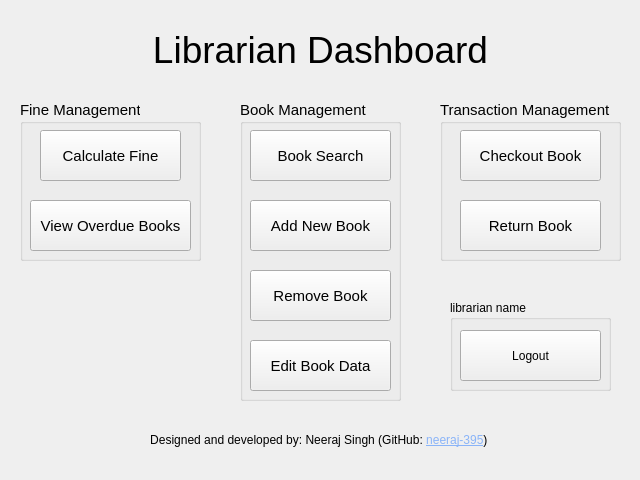
Qt form src/gui/librarianportal.ui (neeraj-395/lms-app) before a commit.
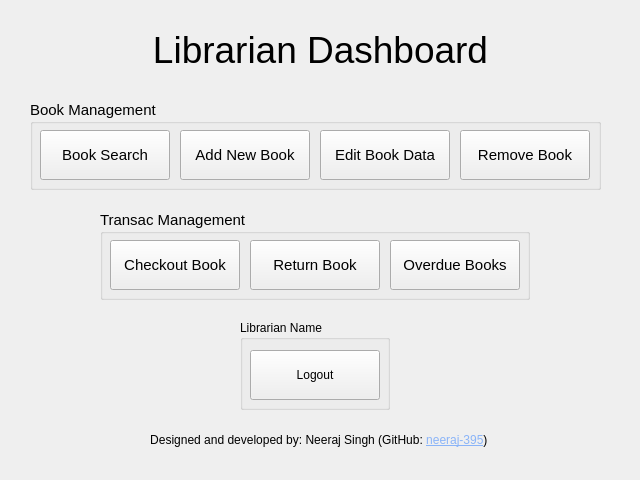
The same form after that commit.

```diff
--- a/src/gui/librarianportal.ui
+++ b/src/gui/librarianportal.ui
@@ -49,10 +49,10 @@
   <widget class="QGroupBox" name="bookManageBox">
    <property name="geometry">
     <rect>
-     <x>240</x>
+     <x>30</x>
      <y>100</y>
-     <width>161</width>
-     <height>301</height>
+     <width>571</width>
+     <height>90</height>
     </rect>
    </property>
    <property name="font">
@@ -69,48 +69,13 @@
    <property name="checkable">
     <bool>false</bool>
    </property>
-   <widget class="QPushButton" name="addNewBook">
-    <property name="geometry">
-     <rect>
-      <x>10</x>
-      <y>100</y>
-      <width>141</width>
-      <height>51</height>
-     </rect>
-    </property>
-    <property name="sizePolicy">
-     <sizepolicy hsizetype="Preferred" vsizetype="Preferred">
-      <horstretch>0</horstretch>
-      <verstretch>0</verstretch>
-     </sizepolicy>
-    </property>
-    <property name="autoFillBackground">
-     <bool>false</bool>
-    </property>
-    <property name="text">
-     <string>Add New Book</string>
-    </property>
-   </widget>
-   <widget class="QPushButton" name="removeBook">
-    <property name="geometry">
-     <rect>
-      <x>10</x>
-      <y>170</y>
-      <width>141</width>
-      <height>51</height>
-     </rect>
-    </property>
-    <property name="text">
-     <string>Remove Book</string>
-    </property>
-   </widget>
    <widget class="QPushButton" name="bookSearchBtn">
     <property name="geometry">
      <rect>
       <x>10</x>
       <y>30</y>
-      <width>141</width>
-      <height>51</height>
+      <width>130</width>
+      <height>50</height>
      </rect>
     </property>
     <property name="sizePolicy">
@@ -126,19 +91,54 @@
      <string>Book Search</string>
     </property>
    </widget>
+   <widget class="QPushButton" name="addNewBookBtn">
+    <property name="geometry">
+     <rect>
+      <x>150</x>
+      <y>30</y>
+      <width>130</width>
+      <height>50</height>
+     </rect>
+    </property>
+    <property name="sizePolicy">
+     <sizepolicy hsizetype="Preferred" vsizetype="Preferred">
+      <horstretch>0</horstretch>
+      <verstretch>0</verstretch>
+     </sizepolicy>
+    </property>
+    <property name="autoFillBackground">
+     <bool>false</bool>
+    </property>
+    <property name="text">
+     <string>Add New Book</string>
+    </property>
+   </widget>
    <widget class="QPushButton" name="editBookDataBtn">
     <property name="geometry">
      <rect>
-      <x>10</x>
-      <y>240</y>
-      <width>141</width>
-      <height>51</height>
+      <x>290</x>
+      <y>30</y>
+      <width>130</width>
+      <height>50</height>
      </rect>
     </property>
     <property name="text">
      <string>Edit Book Data</string>
     </property>
    </widget>
+   <widget class="QPushButton" name="removeBookBtn">
+    <property name="geometry">
+     <rect>
+      <x>430</x>
+      <y>30</y>
+      <width>130</width>
+      <height>50</height>
+     </rect>
+    </property>
+    <property name="text">
+     <string>Remove Book</string>
+    </property>
+   </widget>
   </widget>
   <widget class="QLabel" name="Title">
    <property name="geometry">
@@ -156,10 +156,10 @@
   <widget class="QGroupBox" name="transactionBox">
    <property name="geometry">
     <rect>
-     <x>440</x>
-     <y>100</y>
-     <width>181</width>
-     <height>161</height>
+     <x>100</x>
+     <y>210</y>
+     <width>430</width>
+     <height>90</height>
     </rect>
    </property>
    <property name="sizePolicy">
@@ -177,7 +177,7 @@
     <bool>true</bool>
    </property>
    <property name="title">
-    <string>Transaction Management</string>
+    <string>Transac Management</string>
    </property>
    <property name="checkable">
     <bool>false</bool>
@@ -185,10 +185,10 @@
    <widget class="QPushButton" name="checkoutBook">
     <property name="geometry">
      <rect>
-      <x>20</x>
+      <x>10</x>
       <y>30</y>
-      <width>141</width>
-      <height>51</height>
+      <width>130</width>
+      <height>50</height>
      </rect>
     </property>
     <property name="text">
@@ -198,95 +198,49 @@
    <widget class="QPushButton" name="returnBook">
     <property name="geometry">
      <rect>
-      <x>20</x>
-      <y>100</y>
-      <width>141</width>
-      <height>51</height>
+      <x>150</x>
+      <y>30</y>
+      <width>130</width>
+      <height>50</height>
      </rect>
     </property>
     <property name="text">
      <string>Return Book</string>
     </property>
    </widget>
-  </widget>
-  <widget class="QGroupBox" name="fineManageBox">
-   <property name="geometry">
-    <rect>
-     <x>20</x>
-     <y>100</y>
-     <width>181</width>
-     <height>161</height>
-    </rect>
-   </property>
-   <property name="font">
-    <font>
-     <pointsize>11</pointsize>
-    </font>
-   </property>
-   <property name="autoFillBackground">
-    <bool>true</bool>
-   </property>
-   <property name="title">
-    <string>Fine Management</string>
-   </property>
-   <property name="checkable">
-    <bool>false</bool>
-   </property>
-   <widget class="QPushButton" name="calculateFine">
-    <property name="geometry">
-     <rect>
-      <x>20</x>
-      <y>30</y>
-      <width>141</width>
-      <height>51</height>
-     </rect>
-    </property>
-    <property name="sizePolicy">
-     <sizepolicy hsizetype="Preferred" vsizetype="Preferred">
-      <horstretch>0</horstretch>
-      <verstretch>0</verstretch>
-     </sizepolicy>
-    </property>
-    <property name="autoFillBackground">
-     <bool>false</bool>
-    </property>
-    <property name="text">
-     <string>Calculate Fine</string>
-    </property>
-   </widget>
    <widget class="QPushButton" name="viewOverdueBooks">
     <property name="geometry">
      <rect>
-      <x>10</x>
-      <y>100</y>
-      <width>161</width>
-      <height>51</height>
+      <x>290</x>
+      <y>30</y>
+      <width>130</width>
+      <height>50</height>
      </rect>
     </property>
     <property name="text">
-     <string>View Overdue Books</string>
+     <string>Overdue Books</string>
     </property>
    </widget>
   </widget>
   <widget class="QGroupBox" name="logoutBox">
    <property name="geometry">
     <rect>
-     <x>450</x>
-     <y>300</y>
-     <width>161</width>
-     <height>91</height>
+     <x>240</x>
+     <y>320</y>
+     <width>150</width>
+     <height>90</height>
     </rect>
    </property>
    <property name="title">
-    <string>librarian name</string>
+    <string>Librarian Name</string>
    </property>
    <widget class="QPushButton" name="logoutBtn">
     <property name="geometry">
      <rect>
       <x>10</x>
       <y>30</y>
-      <width>141</width>
-      <height>51</height>
+      <width>130</width>
+      <height>50</height>
      </rect>
     </property>
     <property name="text">
```
Left out of the diff: 6 changed lines with no effect on the pictures.
